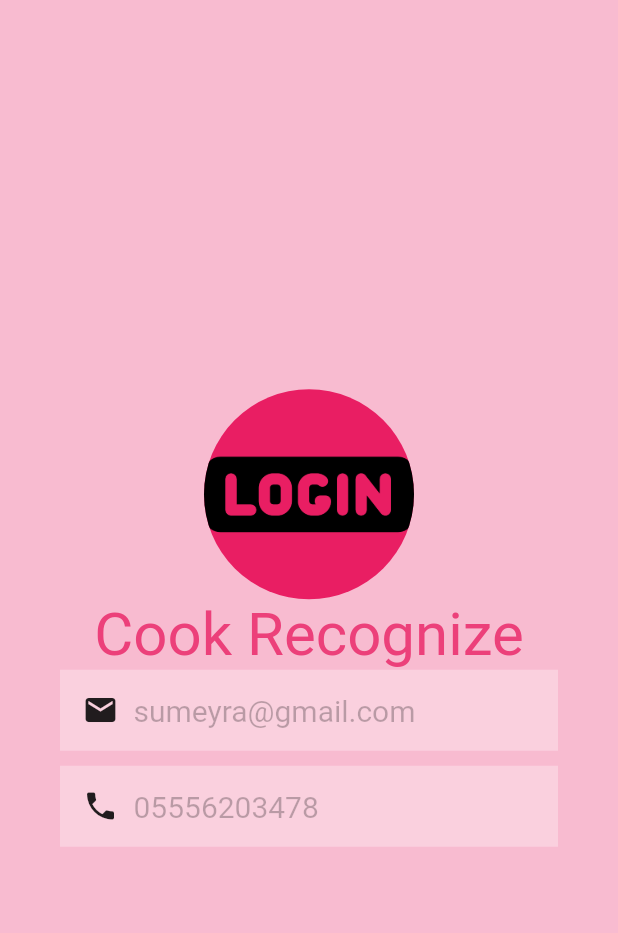
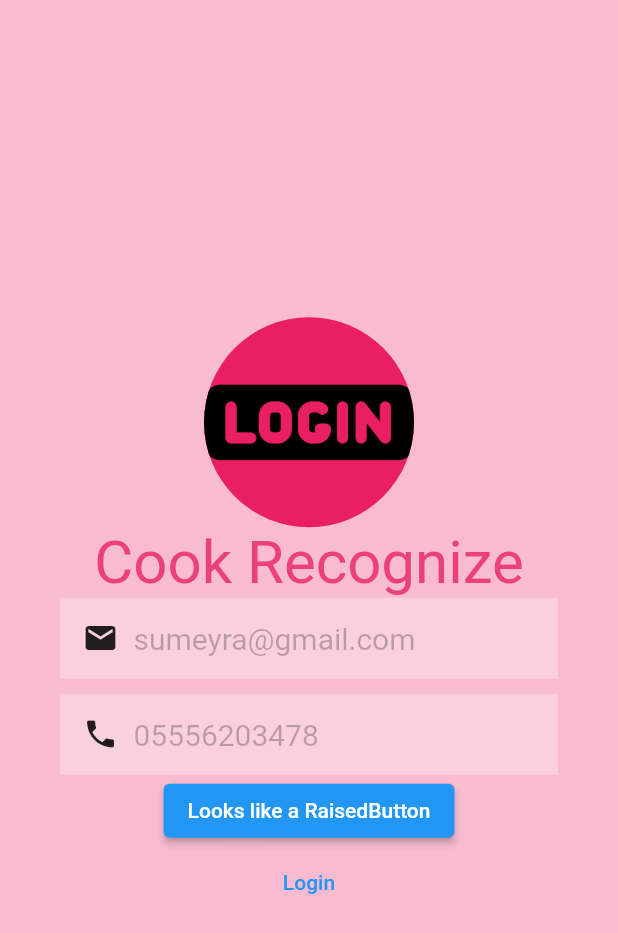
Before and after one commit to sumeyraozugur/FlutterSample, a Flutter app: the screen it shows after launch, on a phone screen of 412 x 824 dp. Shown: the top 933 px of the screen. Run offline on Flutter 3.47's test engine with Material 2 defaults, Android fonts, the phone set to English and light mode, and no system bars; Roboto replaces fonts that are missing (Cookie).

Commit message:
added button

```diff
--- a/flutter_first/lib/login.dart
+++ b/flutter_first/lib/login.dart
@@ -71,6 +71,17 @@ class LoginPageState extends State<LoginPage> {
                     ],
                   ),
                 ),
+                ElevatedButton(
+                  onPressed: () {},
+                  child: Text('Looks like a RaisedButton'),
+                ),
+                TextButton(
+                  style: TextButton.styleFrom(
+                    primary: Colors.blue,
+                  ),
+                  onPressed: () {},
+                  child: const Text('Login'),
+                ),
               ],
             ),
           ),
```
